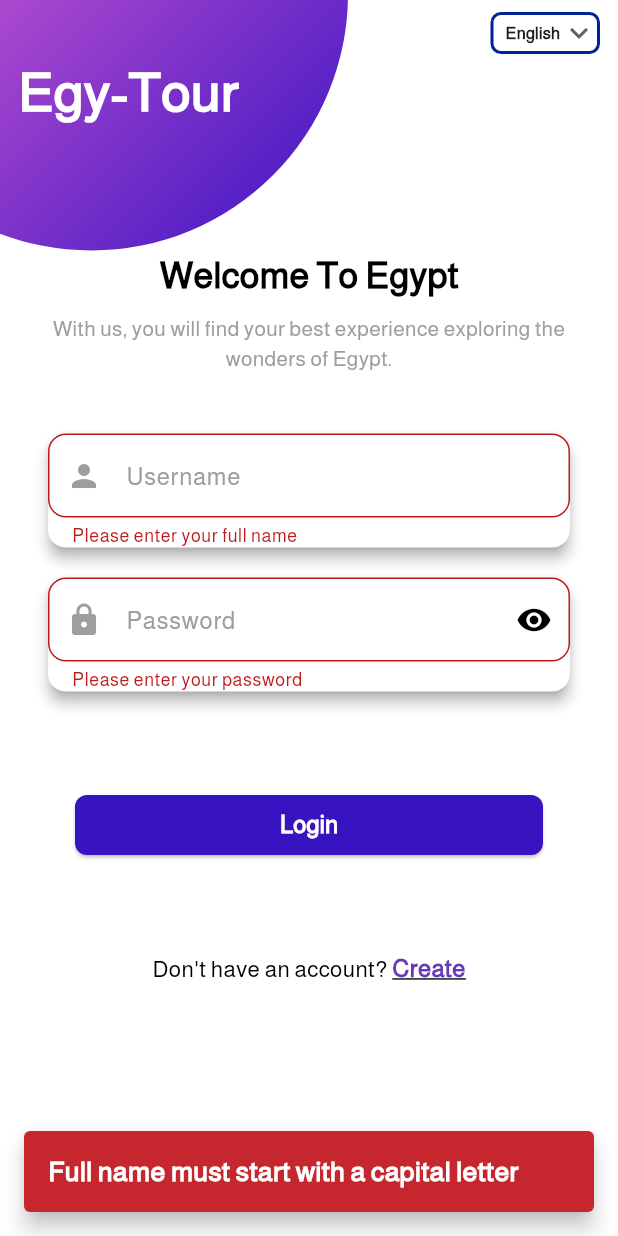
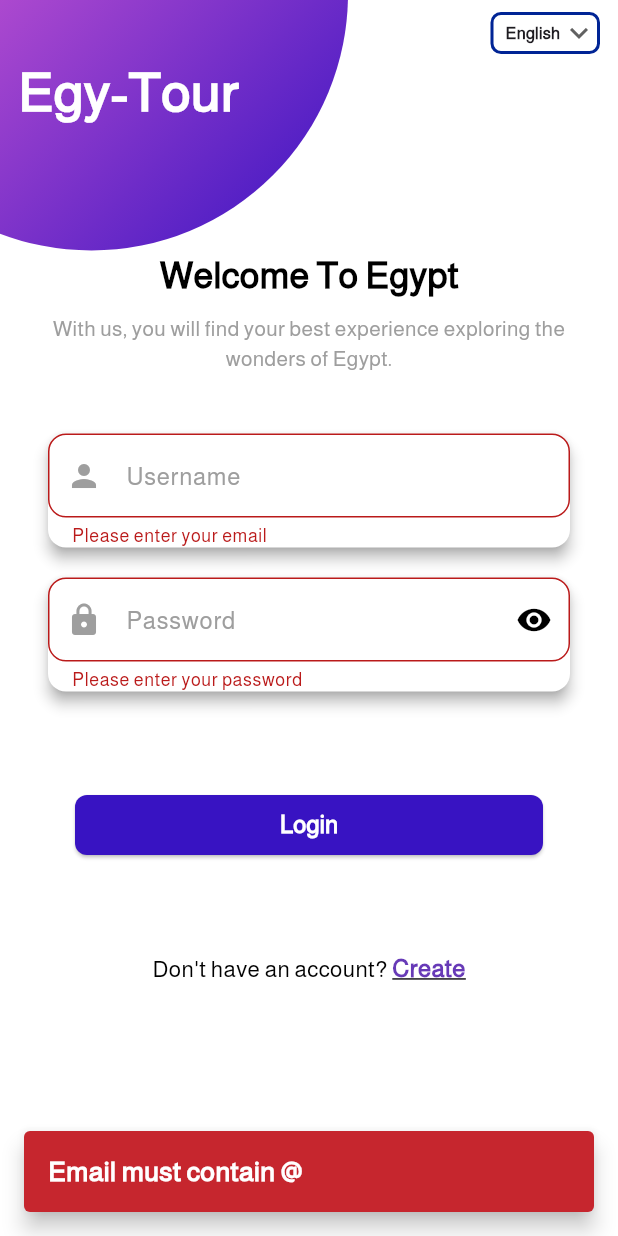
Before and after one commit to mohamedsalah918101/Egy-Tour, a Flutter app: the screen it shows after launch, after a tap on "Login", on a phone screen of 412 x 824 dp. Run offline on Flutter 3.47's test engine with Material 3 defaults, Android fonts, the phone set to English and light mode, and no system bars; our stand-ins replace country_code_picker, easy_localization, hive, hive_flutter, page_transition; accounts and stored records are empty.

Commit message:
Add Hive Database

```diff
--- a/lib/features/login/presentation/views/login_view.dart
+++ b/lib/features/login/presentation/views/login_view.dart
@@ -1,6 +1,8 @@
 import 'package:easy_localization/easy_localization.dart';
 import 'package:egy_tour/features/sign_up/presentation/views/sign_up_view.dart';
+import 'package:egy_tour/features/sign_up/presentation/views/test_screen.dart';
 import 'package:flutter/material.dart';
+import 'package:hive/hive.dart';
 import 'package:page_transition/page_transition.dart';
 
 import '../../../../core/utils/theme/app_colors.dart';
@@ -14,9 +16,7 @@ class LoginView extends StatefulWidget {
 }
 
 class _LoginViewState extends State<LoginView> {
-
   final _formKey = GlobalKey<FormState>();
-  TextEditingController nameController = TextEditingController();
   TextEditingController emailController = TextEditingController();
   TextEditingController passwordController = TextEditingController();
   bool hiddenPassword = true;
@@ -107,7 +107,8 @@ class _LoginViewState extends State<LoginView> {
 
                     Form(
                         key: _formKey,
-                        child: Padding(padding: EdgeInsets.symmetric(horizontal: 20.0),
+                        child: Padding(
+                          padding: EdgeInsets.symmetric(horizontal: 20.0),
                           child: Column(
                             crossAxisAlignment: CrossAxisAlignment.stretch,
                             spacing: 20,
@@ -130,12 +131,9 @@ class _LoginViewState extends State<LoginView> {
 
                               // Already Have Account
                               doNotHaveAccount()
-
                             ],
                           ),
-                        )
-                    ),
-
+                        )),
                   ],
                 ),
               ),
@@ -163,13 +161,19 @@ class _LoginViewState extends State<LoginView> {
           items: [
             DropdownMenuItem(
               value: 'en',
-              child: const Text('English',style: TextStyle(fontSize: 11, fontWeight: FontWeight.bold),),
+              child: const Text(
+                'English',
+                style: TextStyle(fontSize: 11, fontWeight: FontWeight.bold),
+              ),
             ),
             DropdownMenuItem(
               value: 'ar',
               child: Padding(
                 padding: const EdgeInsets.only(right: 8.0),
-                child: const Text('العربية', style: TextStyle(fontSize: 10, fontWeight: FontWeight.bold),),
+                child: const Text(
+                  'العربية',
+                  style: TextStyle(fontSize: 10, fontWeight: FontWeight.bold),
+                ),
               ),
             ),
           ],
@@ -178,21 +182,22 @@ class _LoginViewState extends State<LoginView> {
               context.setLocale(Locale(value!)); // Update the state
             });
           },
-          underline: SizedBox(), // Remove default underline
+          underline: SizedBox(),
+          // Remove default underline
           isExpanded: true,
         ),
       ),
     );
   }
 
-  Widget usernameField(){
+  Widget usernameField() {
     return Material(
       elevation: 4,
       shadowColor: Colors.grey,
       borderRadius: BorderRadius.circular(12),
       color: Colors.white,
       child: TextFormField(
-        controller: nameController,
+        controller: emailController,
         decoration: InputDecoration(
             labelText: 'login.username'.tr(),
             labelStyle: TextStyle(color: Colors.grey),
@@ -205,10 +210,7 @@ class _LoginViewState extends State<LoginView> {
             )),
         validator: (value) {
           if (value == null || value.isEmpty) {
-            return 'Please enter your full name';
-          }
-          if (value[0] != value[0].toUpperCase()) {
-            return 'First letter must be capitalized';
+            return 'Please enter your email';
           }
           return null;
         },
@@ -240,9 +242,7 @@ class _LoginViewState extends State<LoginView> {
               togglePassword();
             },
             icon: Icon(
-              hiddenPassword
-                  ? Icons.visibility
-                  : Icons.visibility_off,
+              hiddenPassword ? Icons.visibility : Icons.visibility_off,
               color: Colors.black,
             ),
           ),
@@ -269,15 +269,34 @@ class _LoginViewState extends State<LoginView> {
     return Padding(
       padding: const EdgeInsets.symmetric(horizontal: 18.0),
       child: ElevatedButton(
-        onPressed: ()  {
+        onPressed: () {
           if (_formKey.currentState!.validate()) {
+            final box = Hive.box('userBox');
+            final userData = box.get('user');
+            if (userData != null &&
+                userData['email'] == emailController.text &&
+                userData['password'] == passwordController.text) {
+              Navigator.pushReplacement(
+                context,
+                PageTransition(
+                  type: PageTransitionType.fade,
+                  alignment: Alignment.topCenter,
+                  duration: Duration(milliseconds: 500),
+                  child: TestScreen(),
+                ),
+              );
             } else {
-            if (nameController.text.isEmpty || nameController.text[0] != nameController.text[0].toUpperCase()) {
-              showCustomSnackBar(context, "Full name must start with a capital letter", backgroundColor: AppColors.red);
-            } else if (!emailController.text.contains('@')) {
-              showCustomSnackBar(context, "Email must contain @", backgroundColor: AppColors.red);
+              showCustomSnackBar(context, 'Invalid email or password',
+                  backgroundColor: AppColors.red);
+            }
+          } else {
+            if (!emailController.text.contains('@')) {
+              showCustomSnackBar(context, "Email must contain @",
+                  backgroundColor: AppColors.red);
             } else if (passwordController.text.length < 6) {
-              showCustomSnackBar(context, "Password must be at least 6 characters", backgroundColor: AppColors.red);
+              showCustomSnackBar(
+                  context, "Password must be at least 6 characters",
+                  backgroundColor: AppColors.red);
             }
           }
         },
@@ -289,7 +308,8 @@ class _LoginViewState extends State<LoginView> {
         ),
         child: Text(
           'login.login_button'.tr(),
-          style: TextStyle(color: Colors.white, fontSize: 16, fontWeight: FontWeight.bold),
+          style: TextStyle(
+              color: Colors.white, fontSize: 16, fontWeight: FontWeight.bold),
         ),
       ),
     );
@@ -322,12 +342,10 @@ class _LoginViewState extends State<LoginView> {
                 color: Colors.deepPurple,
                 decoration: TextDecoration.underline,
                 fontWeight: FontWeight.w600,
-                fontSize: 16
-            ),
+                fontSize: 16),
           ),
         ),
       ],
     );
   }
-
 }
--- a/lib/main.dart
+++ b/lib/main.dart
@@ -2,10 +2,14 @@ import 'package:easy_localization/easy_localization.dart';
 import 'package:egy_tour/core/utils/constants/constant_variables.dart';
 import 'package:egy_tour/features/login/presentation/views/login_view.dart';
 import 'package:flutter/material.dart';
+import 'package:hive/hive.dart';
+import 'package:hive_flutter/adapters.dart';
 
 void main() async {
   WidgetsFlutterBinding.ensureInitialized();
   await EasyLocalization.ensureInitialized();
+  await Hive.initFlutter();
+  await Hive.openBox('userBox');
   runApp(
     EasyLocalization(
       supportedLocales: const [
--- a/pubspec.yaml
+++ b/pubspec.yaml
@@ -37,6 +37,8 @@ dependencies:
   easy_localization: ^3.0.7
   country_code_picker: ^3.1.0
   page_transition: ^2.2.1
+  hive: ^2.2.3
+  hive_flutter: ^1.1.0
 
 dev_dependencies:
   flutter_test:
@@ -48,6 +50,8 @@ dev_dependencies:
   # package. See that file for information about deactivating specific lint
   # rules and activating additional ones.
   flutter_lints: ^5.0.0
+  hive_generator: ^2.0.1
+  build_runner: ^2.4.8
 
 # For information on the generic Dart part of this file, see the
 # following page: https://dart.dev/tools/pub/pubspec
```
Also changed, not shown: lib/features/sign_up/data/models/user_model.dart (added, +25 -0 lines), lib/features/sign_up/presentation/views/sign_up_view.dart (+56 -22 lines), pubspec.lock, 1 other file. Lines whose indentation alone changed are shown as unchanged.
